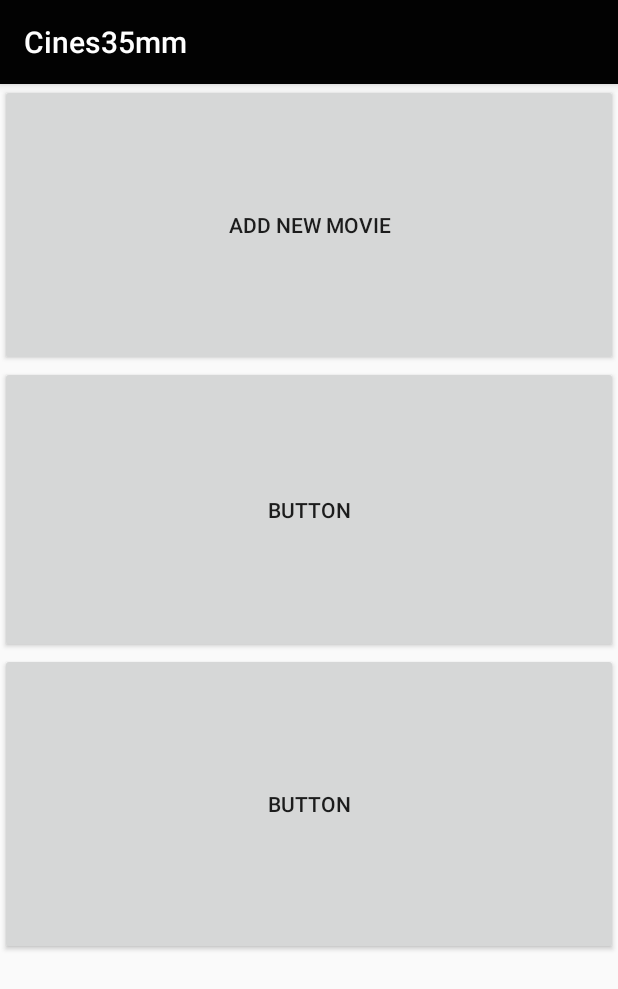
After one commit to rrsegnini/Requerimientos-Cines35mm, an Android app: the AdminMainActivity screen opened directly, with no data from a screen before it, on a phone screen of 412 x 824 dp. The commit adds this screen. Shown: the top 989 px of the screen. Run offline under Robolectric (Android 15) with nearby library versions, the phone set to English and light mode, and no system bars.

Commit message:
Admin Add Movie Screen

```diff
--- a/app/build.gradle
+++ b/app/build.gradle
@@ -19,6 +19,7 @@ android {
 }
 
 dependencies {
+    implementation 'com.android.support:support-v4:26.1.0'
     compile 'com.github.jkwiecien:EasyImage:1.3.1'
     compile 'com.microsoft.azure:azure-mobile-android:3.0'
     implementation fileTree(dir: 'libs', include: ['*.jar'])
@@ -28,6 +29,7 @@ dependencies {
     testImplementation 'junit:junit:4.12'
     androidTestImplementation 'com.android.support.test:runner:1.0.2'
     androidTestImplementation 'com.android.support.test.espresso:espresso-core:3.0.2'
+    implementation 'com.android.support:cardview-v7:26.1.0'
 }
 
 configurations.all {
--- a/app/src/main/AndroidManifest.xml
+++ b/app/src/main/AndroidManifest.xml
@@ -35,7 +35,8 @@
         <activity
             android:name="cr.ac.tec.ec.admin.AdminMovieActivity"
             android:label="@string/title_activity_admin_movie"
-            android:theme="@style/AppTheme.NoActionBar"></activity>
+            android:theme="@style/AppTheme.NoActionBar" />
+        <activity android:name="cr.ac.tec.ec.admin.AdminMainActivity"></activity>
     </application>
 
 </manifest>
--- /dev/null
+++ b/app/src/main/java/cr/ac/tec/ec/admin/AdminMainActivity.java
@@ -0,0 +1,28 @@
+package cr.ac.tec.ec.admin;
+
+import android.content.Intent;
+import android.support.v7.app.AppCompatActivity;
+import android.os.Bundle;
+import android.view.View;
+
+import cr.ac.tec.ec.cines35mm.R;
+
+public class AdminMainActivity extends AppCompatActivity {
+
+    @Override
+    protected void onCreate(Bundle savedInstanceState) {
+        super.onCreate(savedInstanceState);
+        setContentView(R.layout.activity_admin_main);
+
+        findViewById(R.id.admin_btnAddMovie).setOnClickListener(new View.OnClickListener() {
+            @Override
+            public void onClick(View view) {
+                Intent new_intent = new Intent(AdminMainActivity.this,
+                        AdminMovieActivity.class);
+
+                startActivity(new_intent);
+
+            }
+        });
+    }
+}
--- /dev/null
+++ b/app/src/main/res/layout/activity_admin_main.xml
@@ -0,0 +1,32 @@
+<?xml version="1.0" encoding="utf-8"?>
+<android.support.constraint.ConstraintLayout xmlns:android="http://schemas.android.com/apk/res/android"
+    xmlns:app="http://schemas.android.com/apk/res-auto"
+    xmlns:tools="http://schemas.android.com/tools"
+    android:layout_width="match_parent"
+    android:layout_height="match_parent"
+    tools:context="cr.ac.tec.ec.admin.AdminMainActivity">
+
+    <LinearLayout
+        android:layout_width="match_parent"
+        android:layout_height="match_parent"
+        android:orientation="vertical">
+
+        <Button
+            android:id="@+id/admin_btnAddMovie"
+            android:layout_width="match_parent"
+            android:layout_height="188dp"
+            android:text="@string/AddMovie" />
+
+        <Button
+            android:id="@+id/button2"
+            android:layout_width="match_parent"
+            android:layout_height="191dp"
+            android:text="Button" />
+
+        <Button
+            android:id="@+id/button3"
+            android:layout_width="match_parent"
+            android:layout_height="201dp"
+            android:text="Button" />
+    </LinearLayout>
+</android.support.constraint.ConstraintLayout>
--- /dev/null
+++ b/app/src/main/res/values-w820dp/dimens.xml
@@ -0,0 +1,6 @@
+<resources>
+    <!-- Example customization of dimensions originally defined in res/values/dimens.xml
+         (such as screen margins) for screens with more than 820dp of available width. This
+         would include 7" and 10" devices in landscape (~960dp and ~1280dp respectively). -->
+    <dimen name="activity_horizontal_margin">64dp</dimen>
+</resources>
--- a/app/src/main/res/values/dimens.xml
+++ b/app/src/main/res/values/dimens.xml
@@ -5,4 +5,5 @@
     <dimen name="app_bar_height">180dp</dimen>
     <dimen name="fab_margin">16dp</dimen>
     <dimen name="text_margin">16dp</dimen>
+    <dimen name="appbar_padding_top">8dp</dimen>
 </resources>
--- a/app/src/main/res/values/strings.xml
+++ b/app/src/main/res/values/strings.xml
@@ -122,4 +122,10 @@
     <string name="adminDirector">Director (separate with \";\")</string>
     <string name="adminScreenplay">Screenplay by: (separate with \";\")</string>
     <string name="adminActors">Actors: (separate with \";\")</string>
+    <string name="title_activity_admin_main">AdminMainActivity</string>
+    <string name="section_format">Hello World from section: %1$d</string>
+
+    <!-- TODO: Remove or change this placeholder text -->
+    <string name="hello_blank_fragment">Hello blank fragment</string>
+    <string name="AddMovie">Add new movie</string>
 </resources>
```
Also changed, not shown: app/src/main/java/cr/ac/tec/ec/cines35mm/FavActivity.java (+54 -5 lines), app/src/main/java/cr/ac/tec/ec/cines35mm/LoginActivity.java (+11 -10 lines), app/src/main/java/cr/ac/tec/ec/domain/ListaUsuarios.java (+10 -0 lines), app/src/main/java/cr/ac/tec/ec/domain/Usuario.java (+11 -0 lines), app/src/main/java/cr/ac/tec/ec/utility/MString.java (added, +21 -0 lines), app/src/main/res/layout/content_admin_movie.xml (+32 -56 lines), app/src/main/res/menu/menu_admin_main.xml (added, +10 -0 lines).
